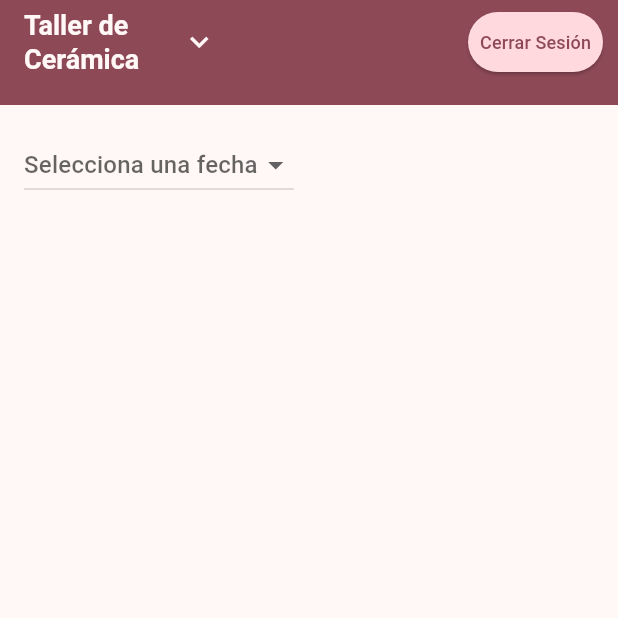
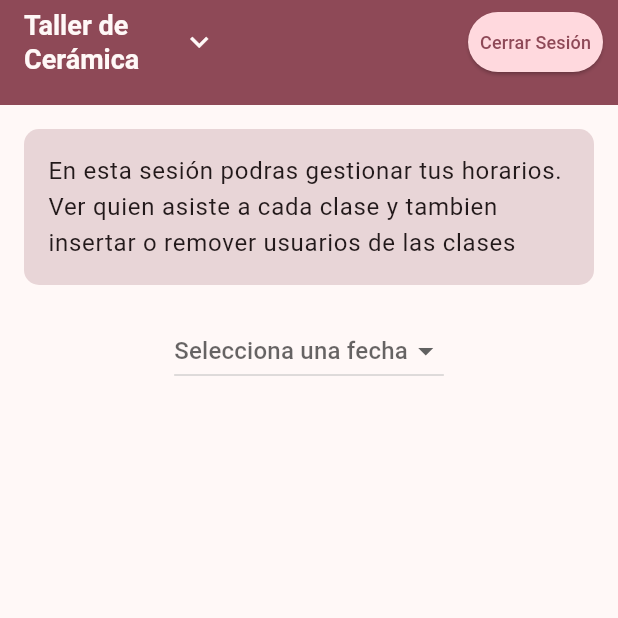
Before and after one commit to manu-180/tallerceramicaweb, a Flutter app: the GestionHorariosScreen screen opened by its route, on a phone screen of 412 x 824 dp, the top half of it. Run offline on Flutter 3.47's test engine with Material 3 defaults, Android fonts, the light colour scheme and no system bars; our stand-ins replace flutter_dotenv, flutter_riverpod, go_router, supabase_flutter; accounts and stored records are empty.

Commit message:
screen turnos

```diff
--- a/lib/presentation/screens/gestion_horarios_screen.dart
+++ b/lib/presentation/screens/gestion_horarios_screen.dart
@@ -223,6 +223,18 @@
         child: SingleChildScrollView(
           child: Column(
             children: [
+              Container(
+                  padding: const EdgeInsets.all(16),
+                  decoration: BoxDecoration(
+                    color: color.primary.withOpacity(0.20),
+                    borderRadius: BorderRadius.circular(10),
+                  ),
+                  child: Text(
+                    "En esta sesión podras gestionar tus horarios. Ver quien asiste a cada clase y tambien insertar o remover usuarios de las clases",
+                    style: Theme.of(context).textTheme.bodyLarge,
+                  ),
+                ),
+                const SizedBox(height: 20),
               DropdownButton<String>(
                 value: fechaSeleccionada,
                 hint: const Text('Selecciona una fecha'),
@@ -256,7 +268,7 @@
                               title: Text(
                                   '${clase.hora} - ${clase.dia} ${clase.fecha}'),
                               subtitle: clase.mails.isNotEmpty
-                                  ? Text('Usuarios: ${clase.mails.join(", ")}')
+                                  ? Text('Alumnos/as: ${clase.mails.join(", ")}')
                                   : const Text('No hay usuarios registrados'),
                             ),
                             Padding(
--- a/lib/presentation/screens/mis_clases_screens.dart
+++ b/lib/presentation/screens/mis_clases_screens.dart
@@ -23,7 +23,7 @@
     context: context,
     builder: (BuildContext context) {
       return AlertDialog(
-        title: Text('Confirmar cancelación'),
+        title: const Text('Confirmar cancelación'),
         content: Text(
             Calcular24hs().esMayorA24Horas(clase.fecha, clase.hora) ? '¿Deseas cancelar la clase el ${clase.dia} a las ${clase.hora}?. ¡Se generará un credito para que puedas recuperarla!' : "¿Deseas cancelar la clase el ${clase.dia} a las ${clase.hora}? Ten en cuenta que si cancelas con menos de 24hs de anticipación no podrás recuperar la clase",
           style: const TextStyle(fontSize: 14),
--- a/lib/presentation/screens/turnos_screen.dart
+++ b/lib/presentation/screens/turnos_screen.dart
@@ -54,16 +54,42 @@
     }
   }
 
-  void mostrarConfirmacion(BuildContext context, ClaseModels clase) {
+  void mostrarConfirmacion(BuildContext context, ClaseModels clase) async {
   final user = Supabase.instance.client.auth.currentUser;
 
+  // Obtener mensaje dinámico y condición del botón
+  String mensaje;
+  bool mostrarBotonAceptar = false;
+
+  if (user == null) {
+    mensaje = "Debes iniciar sesión para inscribirte a una clase";
+  } else if (clase.mails.contains(user.userMetadata?["fullname"])) {
+    mensaje = 'Revisa en "mis clases"';
+  } else {
+    final clasesDisponibles = await ObtenerClasesDisponibles().clasesDisponibles(user.userMetadata?["fullname"]);
+    if (clasesDisponibles == 0) {
+      mensaje = "No tienes créditos disponibles para inscribirte a esta clase";
+    } else {
+      mensaje = '¿Deseas inscribirte a la clase el ${clase.dia} a las ${clase.hora}?';
+      mostrarBotonAceptar = true; // Habilitar el botón solo si tiene créditos
+    }
+  }
+
+  // Mostrar el diálogo
   showDialog(
+    // ignore: use_build_context_synchronously
     context: context,
     builder: (BuildContext context) {
       return AlertDialog(
-          title: Text('Confirmar Inscripción'),
+        title: Text(
+          user == null
+              ? "Inicia sesión"
+              : clase.mails.contains(user.userMetadata?["fullname"])
+                  ? "Ya estás inscripto en esta clase"
+                  : mensaje == "No tienes créditos disponibles para inscribirte a esta clase" ? "No puedes inscribirte a una clase" : 'Confirmar Inscripción'
+        ),
         content: Text(
-            '¿Deseas inscribirte a la clase el ${clase.dia} a las ${clase.hora}?',
+          mensaje,
           style: const TextStyle(fontSize: 14),
         ),
         actions: [
@@ -73,12 +99,11 @@
             },
             child: const Text('Cancelar'),
           ),
+          if (mostrarBotonAceptar)
             ElevatedButton(
               onPressed: () {
                 // Ejecuta la función para inscribir al usuario
-                manejarSeleccionClase(
-                    clase.id, user?.userMetadata?["fullname"] ?? '');
-
+                manejarSeleccionClase(clase.id, user?.userMetadata?["fullname"] ?? '');
                 Navigator.of(context).pop(); // Cerrar el diálogo
               },
               child: const Text('Aceptar'),
@@ -88,6 +113,7 @@
     },
   );
 }
+
 
   void manejarSeleccionClase(int id, String user) async {
     await AgregarUsuario(supabase).agregarUsuarioAClase(id, user, false);
--- a/lib/supabase/functions/agregar_usuario.dart
+++ b/lib/supabase/functions/agregar_usuario.dart
@@ -12,7 +12,7 @@
 
   Future<void> agregarUsuarioAClase(int idClase, String nuevoMail, bool parametro) async {
 
-      final data = await supabaseClient.from('respaldo').select().eq('id', idClase).single();
+      final data = await supabaseClient.from('total').select().eq('id', idClase).single();
 
       final clase = ClaseModels.fromMap(data);
 
@@ -20,7 +20,7 @@
 
         if (!clase.mails.contains(nuevoMail)) {
         clase.mails.add(nuevoMail);
-        await supabaseClient.from('respaldo').update(clase.toMap()).eq('id', idClase);
+        await supabaseClient.from('total').update(clase.toMap()).eq('id', idClase);
         ModificarCredito().removerCreditoUsuario( await ObtenerId().obtenerID(nuevoMail));
       }
       }
@@ -43,7 +43,7 @@
         if ( await ObtenerClasesDisponibles().clasesDisponibles(nuevoMail) > 0){
           ModificarCredito().removerCreditoUsuario( await ObtenerId().obtenerID(nuevoMail));
           await supabaseClient
-            .from('respaldo')
+            .from('total')
             .update(item.toMap())
             .eq('id', item.id);
         }
--- a/lib/supabase/functions/eliminar_usuario.dart
+++ b/lib/supabase/functions/eliminar_usuario.dart
@@ -20,7 +20,7 @@
       if (clase.mails.contains(user)) {
         var alumnos = clase.mails;
         alumnos.remove(user);
-        await supabase.from('respaldo').update({'mails': alumnos}).eq('id', clase.id);
+        await supabase.from('total').update({'mails': alumnos}).eq('id', clase.id);
       }
     }
   }
--- a/lib/supabase/functions/obtener_total_info.dart
+++ b/lib/supabase/functions/obtener_total_info.dart
@@ -4,7 +4,7 @@
 
 class ObtenerTotalInfo {
   Future<List<ClaseModels>> obtenerInfo() async {
-    final data = await supabase.from('respaldo').select();
+    final data = await supabase.from('total').select();
     return List<ClaseModels>.from(data.map((map) => ClaseModels.fromMap(map)));
   }
   Future<List<UsuarioModels>> obtenerInfoUsuarios() async {
```
Also changed, not shown: lib/supabase/functions/remover_usuario.dart (+3 -14 lines). Lines whose indentation alone changed are shown as unchanged.
